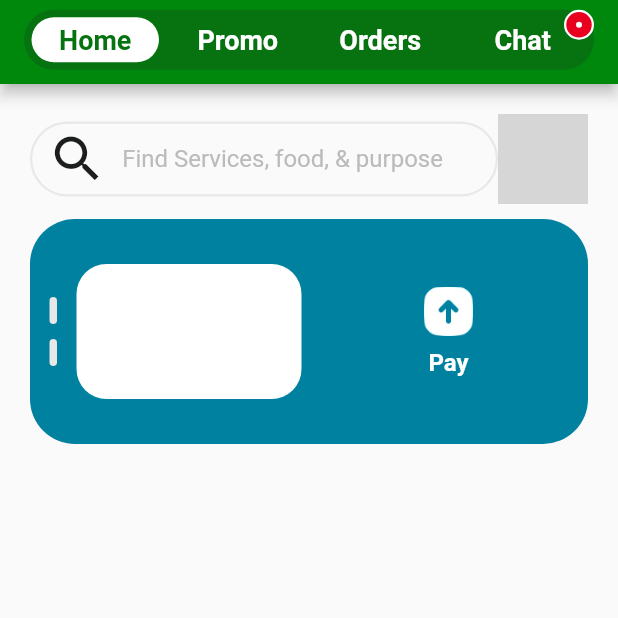
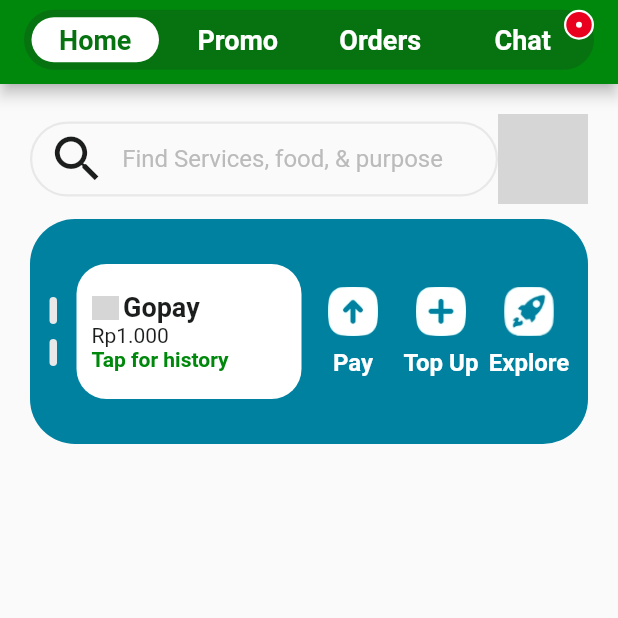
Before and after one commit to ariefsaferman/Gojek, a Flutter app: the screen it shows after launch, on a phone screen of 412 x 824 dp, the top half of it. Run offline on Flutter 3.47's test engine with Material 2 defaults, Android fonts, the phone set to English and light mode, and no system bars; our stand-ins replace google_fonts; network calls fail; grey boxes are pictures that could not be loaded.

Commit message:
Fix Balance Card

```diff
--- a/lib/screens/home.dart
+++ b/lib/screens/home.dart
@@ -173,11 +173,60 @@ class _HomeState extends State<Home> {
               ],
             ),
             Container(
+              padding: EdgeInsets.all(10),
               height: 90,
               width: 150,
               decoration: BoxDecoration(
                 color: MyColors.white,
                 borderRadius: BorderRadius.circular(20)
+              ),
+              child: Column(
+                mainAxisAlignment: MainAxisAlignment.center,
+                crossAxisAlignment: CrossAxisAlignment.start,
+                children: [
+                  Row(
+                    children: [
+                      Container(
+                        height: 16,
+                        width: 18,
+                        decoration: BoxDecoration(
+                          image: DecorationImage(
+                            image: NetworkImage('https://i.playboard.app/p/AATXAJxgYALqQCC9e1RxWaRYiG9h9XO2J_sKgWJDZSif/default.jpg')
+                            ),
+                        ),
+                      ),
+                      SizedBox(width: 3,),
+                      Container(
+                        child: Text(
+                          "Gopay",
+                          style: TextStyle(
+                            color: MyColors.blackText,
+                            fontSize: MyFontSize.large1,
+                            fontWeight: FontWeight.bold,
+                          ),
+                        ),
+                      ),
+
+                    ],
+                  ),
+                  SizedBox(width: 8,),
+                   Text(
+                        "Rp1.000",
+                        style: TextStyle(
+                          color: MyColors.blackText,
+                          fontSize: MyFontSize.medium1,
+                        ),
+                      ),
+                  SizedBox(width: 5,),
+                  Text(
+                    "Tap for history ",
+                    style: TextStyle(
+                      color: MyColors.green,
+                      fontSize: MyFontSize.medium1,
+                      fontWeight: FontWeight.bold,
+                    ),
+                  )
+                ],
               ),
             ),
             SizedBox(width: 5,),
@@ -191,7 +240,30 @@ class _HomeState extends State<Home> {
                 width: 33,
                 isBold: true,
               ),
-            )
+            ),
+            Expanded(
+              child: CustomButtonIcon(
+                action: () {},
+                iconPath: "assets/images/ic_topup.png",
+                text: "Top Up",
+                fontColor: MyColors.white,
+                height: 33,
+                width: 33,
+                isBold: true,
+              ),
+            ),
+            Expanded(
+              child: CustomButtonIcon(
+                action: () {},
+                iconPath: "assets/images/ic_eksplor.png",
+                text: "Explore",
+                fontColor: MyColors.white,
+                height: 33,
+                width: 33,
+                isBold: true,
+              ),
+            ),
+            SizedBox(width: 10,),
           ],
         ),
       );
```
